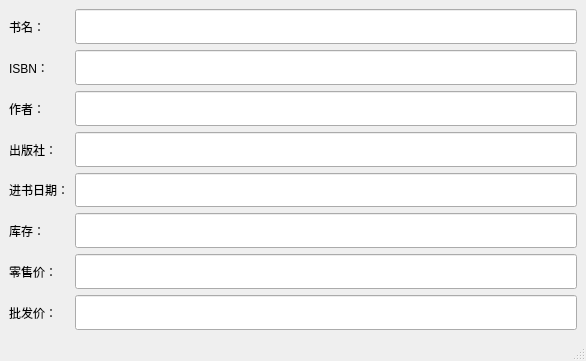
This is ui/BookInfoWindow.ui in li1553770945/course-design-GUI as Qt 5 draws it before an edit. The edited form follows.
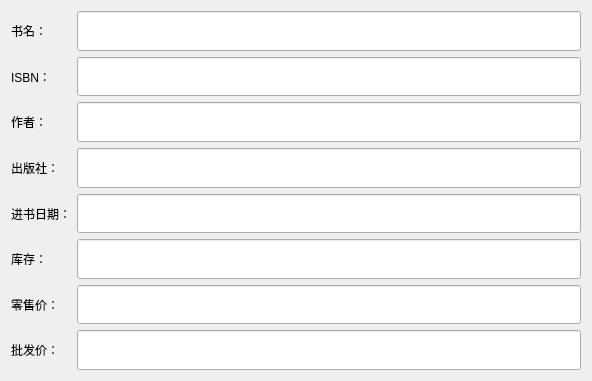
This is the edited form.

Commit message: 1.修复了BookData比较函数错误的BUG 2.将书的详细信息窗口改为QDialog 3.修复了文件无法保存的BUG 4.将编辑、添加中的日期展示从字符串改为QDateWidgest 5.实现了报表模块 6.修复了销售窗口内存泄露的BUG。 7.实现了编辑和删除功能。

```diff
--- a/ui/BookInfoWindow.ui
+++ b/ui/BookInfoWindow.ui
@@ -1,19 +1,30 @@
 <?xml version="1.0" encoding="UTF-8"?>
 <ui version="4.0">
  <class>BookInfoWindowClass</class>
- <widget class="QMainWindow" name="BookInfoWindowClass">
+ <widget class="QDialog" name="BookInfoWindowClass">
   <property name="geometry">
    <rect>
     <x>0</x>
     <y>0</y>
-    <width>586</width>
-    <height>361</height>
+    <width>592</width>
+    <height>381</height>
    </rect>
   </property>
+  <property name="minimumSize">
+   <size>
+    <width>500</width>
+    <height>300</height>
+   </size>
+  </property>
+  <property name="maximumSize">
+   <size>
+    <width>700</width>
+    <height>400</height>
+   </size>
+  </property>
   <property name="windowTitle">
    <string>书的信息</string>
   </property>
-  <widget class="QWidget" name="centralwidget">
    <layout class="QGridLayout" name="gridLayout">
     <item row="0" column="0">
      <layout class="QGridLayout" name="gridLayout_4">
@@ -223,18 +234,6 @@
      </layout>
     </item>
    </layout>
-  </widget>
-  <widget class="QMenuBar" name="menubar">
-   <property name="geometry">
-    <rect>
-     <x>0</x>
-     <y>0</y>
-     <width>586</width>
-     <height>26</height>
-    </rect>
-   </property>
-  </widget>
-  <widget class="QStatusBar" name="statusbar"/>
  </widget>
  <resources/>
  <connections/>
```
Left out of the diff: 2 changed lines with no effect on the pictures. Lines whose indentation alone changed are shown as unchanged. The commit also changes 18 other files.
